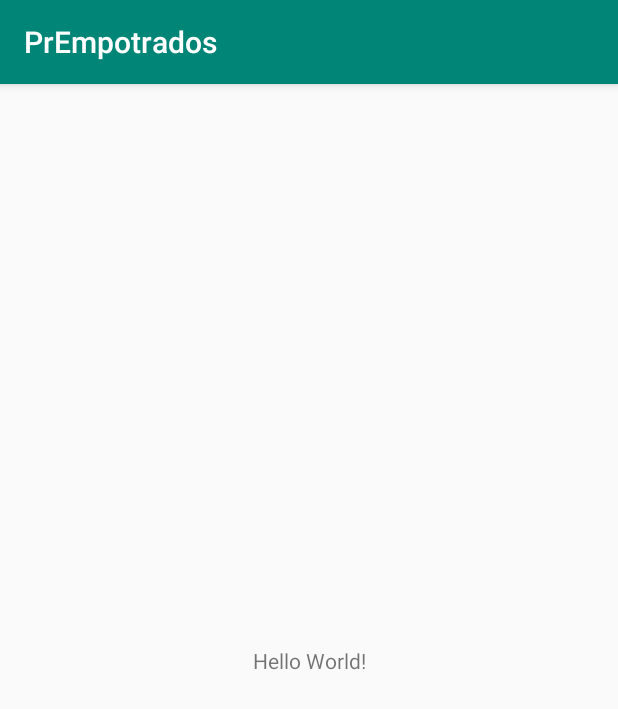
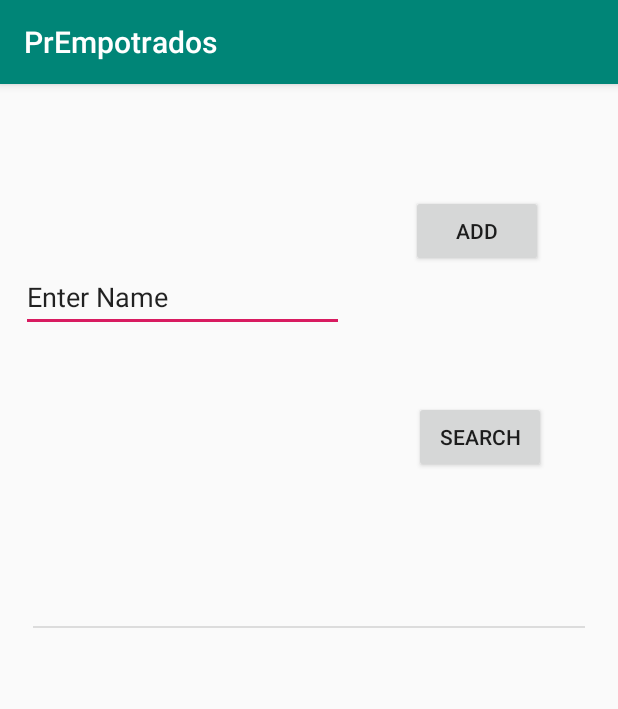
Before and after one commit to MiguelPelMedina/prEmpotrados, an Android app: the screen it shows after launch (MainActivity), on a phone screen of 412 x 824 dp. Shown: the top 709 px of the screen. Run offline under Robolectric (Android 15) with nearby library versions, the phone set to English and light mode, and no system bars.

Commit message:
Segundo Commit

```diff
--- a/app/src/main/java/com/example/miguelpelmedina/prempotrados/MainActivity.java
+++ b/app/src/main/java/com/example/miguelpelmedina/prempotrados/MainActivity.java
@@ -2,12 +2,36 @@ package com.example.miguelpelmedina.prempotrados;
 
 import android.support.v7.app.AppCompatActivity;
 import android.os.Bundle;
+import android.widget.EditText;
+import android.view.View;
+import android.widget.Toast;
 
 public class MainActivity extends AppCompatActivity {
+
+    private EditText input;
 
     @Override
     protected void onCreate(Bundle savedInstanceState) {
         super.onCreate(savedInstanceState);
         setContentView(R.layout.activity_main);
+
+        input = findViewById(R.id.InputPrinc);
+    }
+    //BOTON PULSADO
+    public void onClick(View view){
+            switch (view.getId()){
+                case R.id.Add_btn : AddContact(); break;
+                case R.id.Search_btn: SearchContact(); break;
+            }
+    }
+    /*
+        METODOS DEL BOTÓN
+     */
+
+    private void SearchContact() {
+        Toast.makeText(this, R.string.app_name, Toast.LENGTH_LONG).show();
+    }
+
+    private void AddContact() {
     }
 }
--- a/app/src/main/res/layout/activity_main.xml
+++ b/app/src/main/res/layout/activity_main.xml
@@ -4,15 +4,76 @@
     xmlns:tools="http://schemas.android.com/tools"
     android:layout_width="match_parent"
     android:layout_height="match_parent"
-    tools:context=".MainActivity">
+    tools:context=".MainActivity"
+    tools:layout_editor_absoluteY="81dp">
 
-    <TextView
-        android:layout_width="wrap_content"
-        android:layout_height="wrap_content"
-        android:text="Hello World!"
-        app:layout_constraintBottom_toBottomOf="parent"
-        app:layout_constraintLeft_toLeftOf="parent"
-        app:layout_constraintRight_toRightOf="parent"
+    <EditText
+        android:id="@+id/InputPrinc"
+        android:layout_width="215dp"
+        android:layout_height="46dp"
+        android:layout_marginStart="12dp"
+        android:layout_marginLeft="12dp"
+        android:layout_marginTop="16dp"
+        android:layout_marginEnd="21dp"
+        android:layout_marginRight="21dp"
+        android:layout_marginBottom="92dp"
+        android:ems="10"
+        android:inputType="textPersonName"
+        android:text="@string/InputPlaceholder"
+        app:layout_constraintBottom_toTopOf="@+id/divider"
+        app:layout_constraintEnd_toStartOf="@+id/Search_btn"
+        app:layout_constraintStart_toStartOf="parent"
         app:layout_constraintTop_toTopOf="parent" />
 
+    <Button
+        android:id="@+id/Search_btn"
+        android:layout_width="88dp"
+        android:layout_height="48dp"
+        android:layout_marginStart="21dp"
+        android:layout_marginLeft="21dp"
+        android:layout_marginTop="16dp"
+        android:layout_marginEnd="48dp"
+        android:layout_marginRight="48dp"
+        android:layout_marginBottom="16dp"
+        android:onClick="onClick"
+        android:text="@string/AddButton"
+        app:layout_constraintBottom_toTopOf="@+id/Add_btn"
+        app:layout_constraintEnd_toEndOf="parent"
+        app:layout_constraintStart_toEndOf="@+id/InputPrinc"
+        app:layout_constraintTop_toTopOf="parent" />
+
+    <Button
+        android:id="@+id/Add_btn"
+        android:layout_width="88dp"
+        android:layout_height="48dp"
+        android:layout_marginStart="248dp"
+        android:layout_marginLeft="248dp"
+        android:layout_marginTop="16dp"
+        android:layout_marginEnd="48dp"
+        android:layout_marginRight="48dp"
+        android:layout_marginBottom="26dp"
+        android:onClick="onClick"
+        android:text="@string/SearchButton"
+        app:layout_constraintBottom_toTopOf="@+id/divider"
+        app:layout_constraintEnd_toEndOf="parent"
+        app:layout_constraintHorizontal_bias="1.0"
+        app:layout_constraintStart_toStartOf="parent"
+        app:layout_constraintTop_toBottomOf="@+id/Search_btn" />
+
+    <View
+        android:id="@+id/divider"
+        android:layout_width="368dp"
+        android:layout_height="1dp"
+        android:layout_marginStart="8dp"
+        android:layout_marginLeft="8dp"
+        android:layout_marginTop="18dp"
+        android:layout_marginEnd="8dp"
+        android:layout_marginRight="8dp"
+        android:layout_marginBottom="348dp"
+        android:background="?android:attr/listDivider"
+        app:layout_constraintBottom_toBottomOf="parent"
+        app:layout_constraintEnd_toEndOf="parent"
+        app:layout_constraintStart_toStartOf="parent"
+        app:layout_constraintTop_toBottomOf="@+id/Add_btn" />
+
 </android.support.constraint.ConstraintLayout>
--- a/app/src/main/res/values/strings.xml
+++ b/app/src/main/res/values/strings.xml
@@ -1,3 +1,6 @@
 <resources>
     <string name="app_name">PrEmpotrados</string>
+    <string name="AddButton">Add</string>
+    <string name="SearchButton">Search</string>
+    <string name="InputPlaceholder">Enter Name</string>
 </resources>
```
